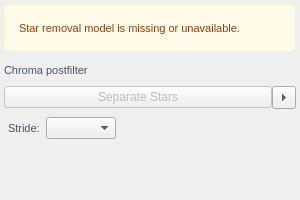
The window that src/startrails/ui/step_separate.ui (gkyle/startrails) describes before a commit, drawn with Qt 5.
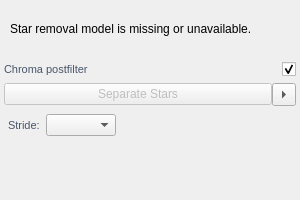
The same window after the commit. Icons and pictures are not drawn. Custom widgets are drawn as their Qt base class.

Patch:
```diff
--- a/src/startrails/ui/step_separate.ui
+++ b/src/startrails/ui/step_separate.ui
@@ -11,49 +11,13 @@
    </rect>
   </property>
   <property name="styleSheet">
-   <string notr="true">QFrame#unconfigured_box {
-    background-color: #fffbeb;
-    border: 1px solid #fef3c7;
-    border-radius: 6px;
-    padding: 8px;
-}
-QLabel#lbl_unconf_msg {
-    color: #92400e;
-    font-size: 11px;
-    line-height: 1.3;
-}
-QLabel#lbl_stride {
+   <string notr="true">QLabel#lbl_stride {
     font-size: 11px;
     color: #475569;
 }
 QComboBox#combo_stride {
     font-size: 11px;
     padding: 2px 4px;
-}
-QCheckBox#check_chroma_postfilter {
-    spacing: 0px;
-    border: none;
-    padding: 0px;
-}
-QCheckBox#check_chroma_postfilter::indicator {
-    width: 36px;
-    height: 20px;
-    border-radius: 10px;
-}
-QCheckBox#check_chroma_postfilter::indicator:unchecked {
-    image: url(:/startrails/ui/switch_off.svg);
-}
-QCheckBox#check_chroma_postfilter::indicator:checked {
-    image: url(:/startrails/ui/switch_on.svg);
-}
-QCheckBox#check_chroma_postfilter:focus,
-QCheckBox#check_chroma_postfilter:focus:enabled {
-    border: none;
-    outline: none;
-}
-QLabel#lbl_status {
-    font-size: 11px;
-    color: #dc2626;
 }</string>
   </property>
   <layout class="QVBoxLayout" name="layout">
```
